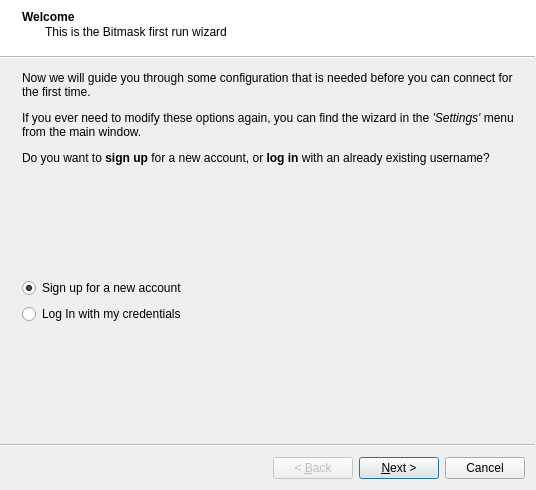
First picture: the form in src/leap/bitmask/gui/ui/wizard.ui, repository leapcode/bitmask_client, before the edit.
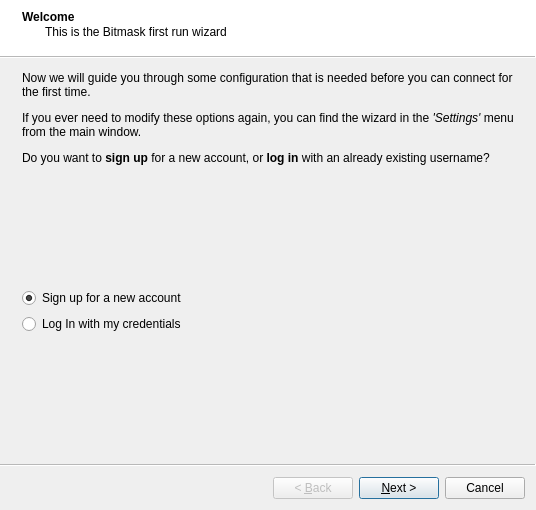
Second picture: the form after the edit. Icons and pictures are not drawn. Custom widgets are drawn as their Qt base class.

Commit message:
Fix widget fit problem. Closes #4058.
The spacer policy was wrong.
The size of the wizard had to be increased.
The icon was shrinked.

```diff
--- a/src/leap/bitmask/gui/ui/wizard.ui
+++ b/src/leap/bitmask/gui/ui/wizard.ui
@@ -7,19 +7,19 @@
     <x>0</x>
     <y>0</y>
     <width>536</width>
-    <height>490</height>
+    <height>510</height>
    </rect>
   </property>
   <property name="minimumSize">
    <size>
     <width>536</width>
-    <height>490</height>
+    <height>510</height>
    </size>
   </property>
   <property name="maximumSize">
    <size>
     <width>536</width>
-    <height>490</height>
+    <height>510</height>
    </size>
   </property>
   <property name="windowTitle">
```
Left out of the diff: 2 changed lines with no effect on the pictures. The commit also changes 2 other files.
